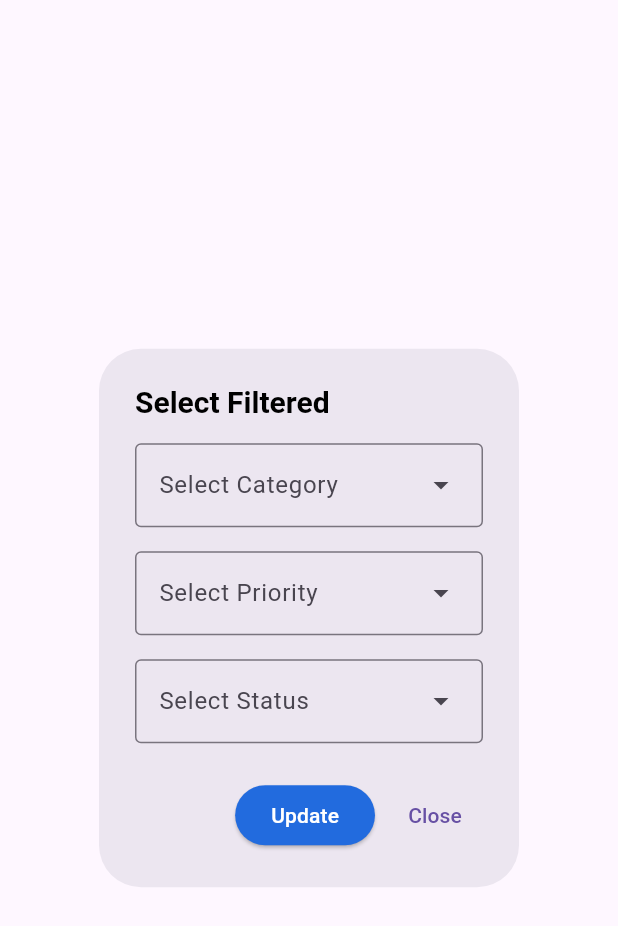
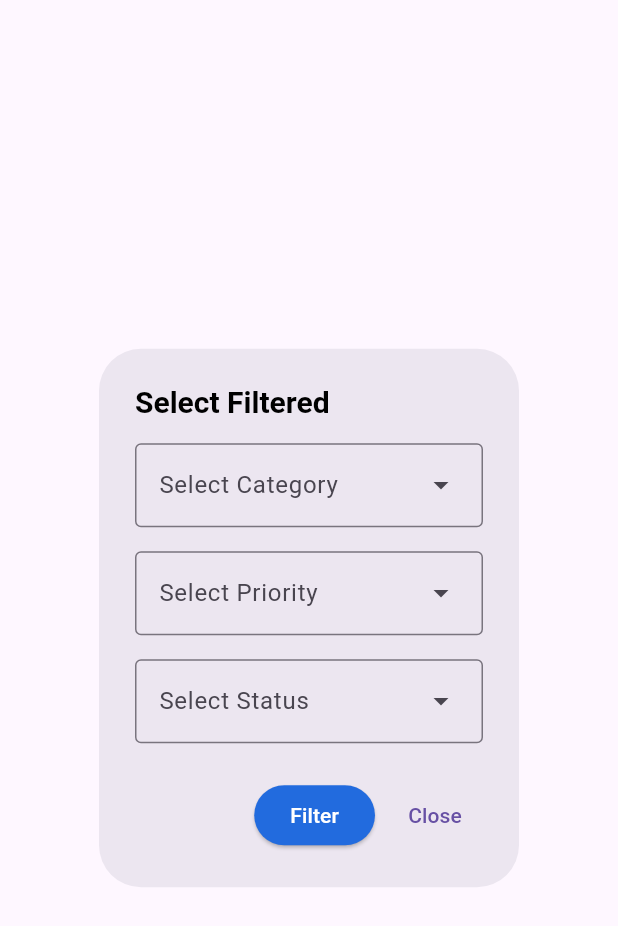
Before and after one commit to mrjay45/smart-tasks-app, a Flutter app: the FilterWidget widget shown alone on an empty page, opened directly, on a phone screen of 412 x 824 dp. Shown: the top 926 px of the screen. Run offline on Flutter 3.47's test engine with Material 3 defaults, Android fonts, the phone set to English and light mode, and no system bars; our stand-ins replace dio, flutter_slidable, flutter_svg, get; network calls fail.

Commit message:
final commit

```diff
--- a/lib/features/tasks/view/widget/filter_widget.dart
+++ b/lib/features/tasks/view/widget/filter_widget.dart
@@ -83,7 +83,7 @@ class FilterWidget extends StatelessWidget {
                   taskController.filterPriority.value = null;
                   taskController.filterStatus.value = null;
                 },
-                child: const Text('Update'),
+                child: const Text('Filter'),
               ),
               TextButton(
                 onPressed: () {
```
Also changed, not shown: app screenshorts/Update screen with auto category and priority.png (added), app screenshorts/Updated task UI.png (added), app screenshorts/Updated task list.png (added), app screenshorts/delete task UI.png (added), app screenshorts/delete task.png (added), app screenshorts/filter.png (added), app screenshorts/filter_ui.png (added), app screenshorts/main screen.png (added), app screenshorts/search.png (added), app screenshorts/update priority iwhile creating.png (added), app screenshorts/update task.png (added), 1 other file.
